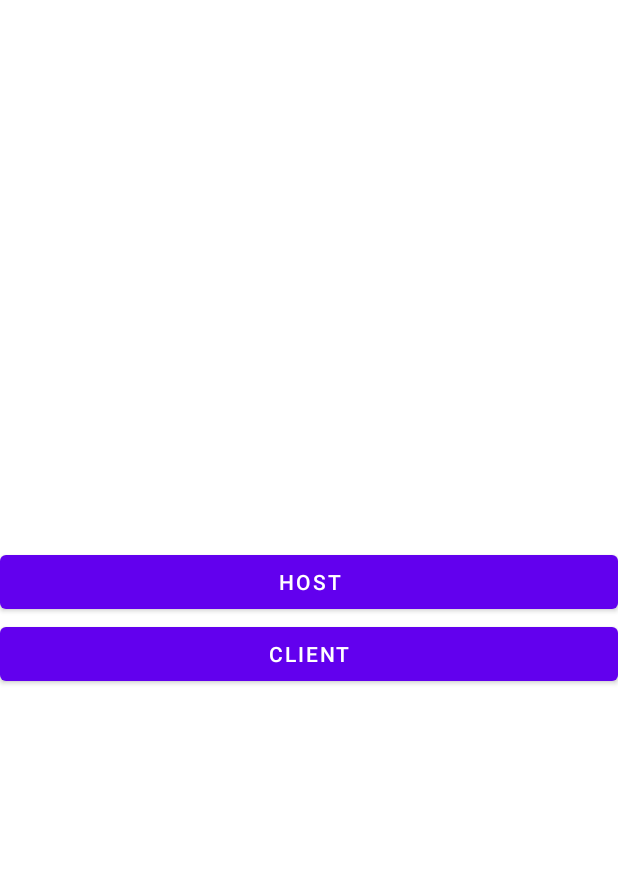
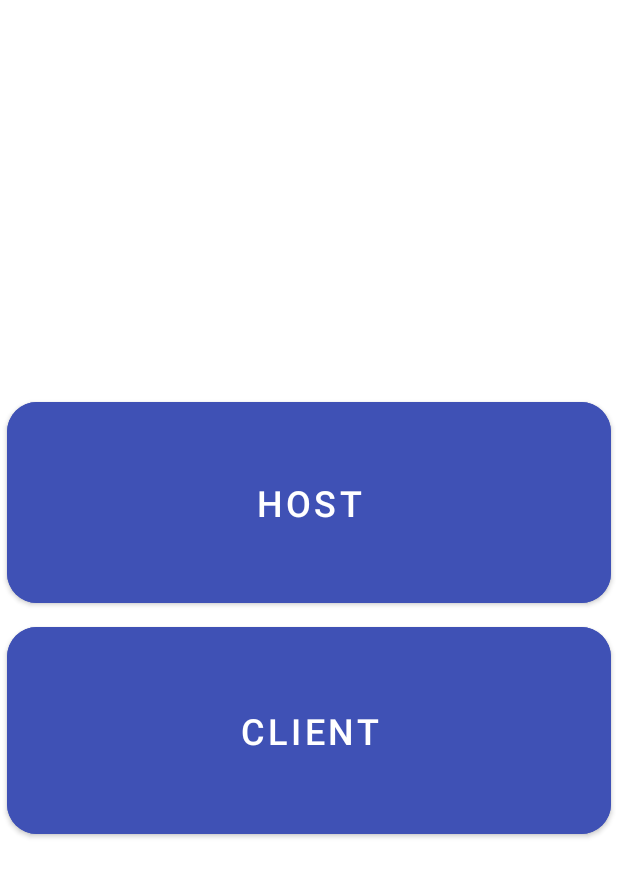
Before and after one commit to bauhaus93/quiz-button-android, an Android app: the screen it shows after launch (MainActivity), on a phone screen of 412 x 824 dp. Shown: the top 877 px of the screen. Run offline under Robolectric (Android 15) with nearby library versions, the phone set to English and light mode, and no system bars.

Commit message:
Fixed some stuff

```diff
--- a/app/src/main/AndroidManifest.xml
+++ b/app/src/main/AndroidManifest.xml
@@ -2,8 +2,9 @@
 <manifest xmlns:android="http://schemas.android.com/apk/res/android"
     package="com.example.quizbutton">
 
+    <uses-permission android:name="android.permission.INTERNET" />
     <application
-        android:allowBackup="true"
+        android:allowBackup="false"
         android:icon="@mipmap/ic_launcher"
         android:label="@string/app_name"
         android:roundIcon="@mipmap/ic_launcher_round"
@@ -17,11 +18,9 @@
             android:keepScreenOn="true">
             <intent-filter>
                 <action android:name="android.intent.action.MAIN" />
-
                 <category android:name="android.intent.category.LAUNCHER" />
             </intent-filter>
         </activity>
     </application>
-    <uses-permission android:name="android.permission.INTERNET"/>
 
 </manifest>
--- a/app/src/main/java/com/example/quizbutton/Constants.java
+++ b/app/src/main/java/com/example/quizbutton/Constants.java
@@ -2,8 +2,7 @@ package com.example.quizbutton;
 
 public class Constants {
     public static final int TIME_BETWEEN_ACTIVATION = 3000;
-    public static final int TIME_RESPONSE_FETCH = 500;
     public static final int TIME_CLIENT_PLACEMENT_RESET = 10000;
-    public static final int HOST_DISCOVERY_CONNECTION_TIMEOUT = 200;
+    public static final int HOST_DISCOVERY_CONNECTION_TIMEOUT = 250;
     public static final short HOST_PORT = 12345;
 }
--- a/app/src/main/java/com/example/quizbutton/MainActivity.java
+++ b/app/src/main/java/com/example/quizbutton/MainActivity.java
@@ -3,17 +3,13 @@ package com.example.quizbutton;
 import android.os.Bundle;
 
 import androidx.appcompat.app.AppCompatActivity;
-
-import org.apache.commons.net.imap.IMAPClient;
-
-import java.net.Socket;
 import java.util.Timer;
 import java.util.TimerTask;
 
 public class MainActivity extends AppCompatActivity {
 
     private QuizServer server;
-    private Timer timer = new Timer();
+    private final Timer timer = new Timer();
 
     public void startServer() {
         timer.schedule(new TimerTask() {
--- a/app/src/main/java/com/example/quizbutton/SelectionFragment.java
+++ b/app/src/main/java/com/example/quizbutton/SelectionFragment.java
@@ -30,9 +30,7 @@ public class SelectionFragment extends Fragment {
             NavHostFragment.findNavController(SelectionFragment.this)
                     .navigate(R.id.action_selectionFragment_to_buttonFragment);
         });
-        view.findViewById(R.id.buttonClient).setOnClickListener(view1 -> {
-            NavHostFragment.findNavController(SelectionFragment.this)
-                    .navigate(R.id.action_selectionFragment_to_buttonFragment);
-        });
+        view.findViewById(R.id.buttonClient).setOnClickListener(view1 -> NavHostFragment.findNavController(SelectionFragment.this)
+                .navigate(R.id.action_selectionFragment_to_buttonFragment));
     }
 }
--- a/app/src/main/res/layout/activity_main.xml
+++ b/app/src/main/res/layout/activity_main.xml
@@ -1,6 +1,5 @@
 <?xml version="1.0" encoding="utf-8"?>
 <androidx.coordinatorlayout.widget.CoordinatorLayout xmlns:android="http://schemas.android.com/apk/res/android"
-    xmlns:app="http://schemas.android.com/apk/res-auto"
     xmlns:tools="http://schemas.android.com/tools"
     android:layout_width="match_parent"
     android:layout_height="match_parent"
@@ -9,8 +8,10 @@
     <com.google.android.material.appbar.AppBarLayout
         android:layout_width="match_parent"
         android:layout_height="wrap_content"
-        android:theme="@style/Theme.QuizButton.AppBarOverlay"/>
+        android:theme="@style/Theme.QuizButton.AppBarOverlay" />
 
-    <include layout="@layout/content_main" />
+    <include
+        layout="@layout/content_main"
+        android:background="@color/black" />
 
 </androidx.coordinatorlayout.widget.CoordinatorLayout>
--- a/app/src/main/res/layout/content_main.xml
+++ b/app/src/main/res/layout/content_main.xml
@@ -5,7 +5,7 @@
     android:layout_height="match_parent"
     app:layout_behavior="@string/appbar_scrolling_view_behavior">
 
-    <fragment
+    <androidx.fragment.app.FragmentContainerView
         android:id="@+id/nav_host_fragment"
         android:name="androidx.navigation.fragment.NavHostFragment"
         android:layout_width="0dp"
--- a/app/src/main/res/layout/fragment_button.xml
+++ b/app/src/main/res/layout/fragment_button.xml
@@ -17,7 +17,7 @@
         android:id="@+id/buttonActivate"
         android:layout_width="300dp"
         android:layout_height="300dp"
-        android:elevation="0dp"
+        android:backgroundTint="@color/buttonDefault"
         android:textAlignment="center"
         android:textAppearance="@style/TextAppearance.AppCompat.Large"
         android:textSize="70sp"
--- a/app/src/main/res/layout/fragment_selection.xml
+++ b/app/src/main/res/layout/fragment_selection.xml
@@ -1,10 +1,8 @@
 <?xml version="1.0" encoding="utf-8"?>
 <androidx.constraintlayout.widget.ConstraintLayout xmlns:android="http://schemas.android.com/apk/res/android"
     xmlns:app="http://schemas.android.com/apk/res-auto"
-    xmlns:tools="http://schemas.android.com/tools"
     android:layout_width="match_parent"
-    android:layout_height="match_parent"
-    tools:context=".FirstFragment">
+    android:layout_height="match_parent">
 
     <LinearLayout
         android:layout_width="match_parent"
@@ -13,18 +11,29 @@
         android:orientation="vertical"
         app:layout_constraintBottom_toBottomOf="parent"
         app:layout_constraintTop_toTopOf="parent"
-        app:layout_constraintVertical_bias="0.49">
+        app:layout_constraintVertical_bias="0.5">
 
         <Button
             android:id="@+id/buttonHost"
             android:layout_width="match_parent"
-            android:layout_height="wrap_content"
-            android:text="@string/host" />
+            android:layout_height="150dp"
+            android:backgroundTint="@color/buttonDefault"
+            android:insetLeft="5dp"
+            android:insetRight="5dp"
+            android:insetBottom="10dp"
+            android:text="@string/host"
+            android:textSize="24sp"
+            app:cornerRadius="20dp" />
 
         <Button
             android:id="@+id/buttonClient"
             android:layout_width="match_parent"
-            android:layout_height="wrap_content"
-            android:text="@string/client" />
+            android:layout_height="150dp"
+            android:backgroundTint="@color/buttonDefault"
+            android:insetLeft="5dp"
+            android:insetRight="5dp"
+            android:text="@string/client"
+            android:textSize="24sp"
+            app:cornerRadius="20dp" />
     </LinearLayout>
 </androidx.constraintlayout.widget.ConstraintLayout>
--- a/app/src/main/res/navigation/nav_graph.xml
+++ b/app/src/main/res/navigation/nav_graph.xml
@@ -1,7 +1,6 @@
 <?xml version="1.0" encoding="utf-8"?>
 <navigation xmlns:android="http://schemas.android.com/apk/res/android"
     xmlns:app="http://schemas.android.com/apk/res-auto"
-    xmlns:tools="http://schemas.android.com/tools"
     android:id="@+id/nav_graph"
     app:startDestination="@id/selectionFragment">
     <fragment
--- a/app/src/main/res/values-night/themes.xml
+++ /dev/null
@@ -1,16 +0,0 @@
-<resources xmlns:tools="http://schemas.android.com/tools">
-    <!-- Base application theme. -->
-    <style name="Theme.QuizButton" parent="Theme.MaterialComponents.DayNight.DarkActionBar">
-        <!-- Primary brand color. -->
-        <item name="colorPrimary">@color/purple_200</item>
-        <item name="colorPrimaryVariant">@color/purple_700</item>
-        <item name="colorOnPrimary">@color/black</item>
-        <!-- Secondary brand color. -->
-        <item name="colorSecondary">@color/teal_200</item>
-        <item name="colorSecondaryVariant">@color/teal_200</item>
-        <item name="colorOnSecondary">@color/black</item>
-        <!-- Status bar color. -->
-        <item name="android:statusBarColor" tools:targetApi="l">?attr/colorPrimaryVariant</item>
-        <!-- Customize your theme here. -->
-    </style>
-</resources>
--- a/app/src/main/res/values/colors.xml
+++ b/app/src/main/res/values/colors.xml
@@ -1,10 +1,7 @@
 <?xml version="1.0" encoding="utf-8"?>
 <resources>
-    <color name="purple_200">#FFBB86FC</color>
-    <color name="purple_500">#FF6200EE</color>
-    <color name="purple_700">#FF3700B3</color>
-    <color name="teal_200">#FF03DAC5</color>
-    <color name="teal_700">#FF018786</color>
     <color name="black">#FF000000</color>
     <color name="white">#FFFFFFFF</color>
+    <color name="buttonDefault">#FF3F51B5</color>
+    <color name="buttonActive">#FF4CAF50</color>
 </resources>
--- a/app/src/main/res/values/dimens.xml
+++ /dev/null
@@ -1,3 +0,0 @@
-<resources>
-
-</resources>
--- a/app/src/main/res/values/themes.xml
+++ b/app/src/main/res/values/themes.xml
@@ -2,12 +2,12 @@
     <!-- Base application theme. -->
     <style name="Theme.QuizButton" parent="Theme.MaterialComponents.DayNight.DarkActionBar">
         <!-- Primary brand color. -->
-        <item name="colorPrimary">@color/purple_500</item>
-        <item name="colorPrimaryVariant">@color/purple_700</item>
+        <item name="colorPrimary">@color/buttonDefault</item>
+        <item name="colorPrimaryVariant">@color/buttonDefault</item>
         <item name="colorOnPrimary">@color/white</item>
         <!-- Secondary brand color. -->
-        <item name="colorSecondary">@color/teal_200</item>
-        <item name="colorSecondaryVariant">@color/teal_700</item>
+        <item name="colorSecondary">@color/buttonDefault</item>
+        <item name="colorSecondaryVariant">@color/buttonDefault</item>
         <item name="colorOnSecondary">@color/black</item>
         <!-- Status bar color. -->
         <item name="android:statusBarColor" tools:targetApi="l">?attr/colorPrimaryVariant</item>
@@ -20,6 +20,4 @@
     </style>
 
     <style name="Theme.QuizButton.AppBarOverlay" parent="ThemeOverlay.AppCompat.Dark.ActionBar" />
-
-    <style name="Theme.QuizButton.PopupOverlay" parent="ThemeOverlay.AppCompat.Light" />
 </resources>
```
Also changed, not shown: app/src/main/java/com/example/quizbutton/ButtonFragment.java (+36 -14 lines), app/src/main/java/com/example/quizbutton/HostDiscovery.java (+5 -8 lines), app/src/main/java/com/example/quizbutton/QuizClient.java (+1 -7 lines), app/src/main/java/com/example/quizbutton/QuizServer.java (+0 -12 lines), app/src/main/res/drawable-v26/ic_launcher_foreground.xml (renamed from app/src/main/res/drawable-v24/ic_launcher_foreground.xml), gradle/wrapper/gradle-wrapper.properties.
